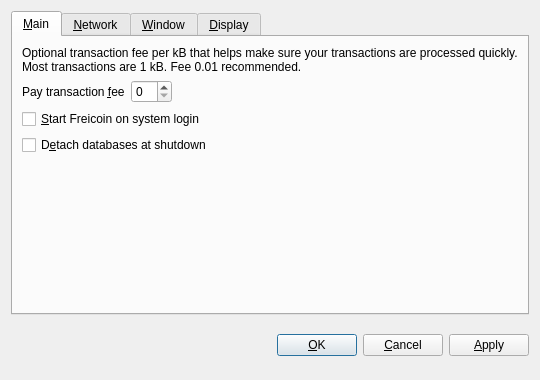
Before: the Qt Designer form src/qt/forms/optionsdialog.ui in xcobary/xcoin, drawn with Qt 5.
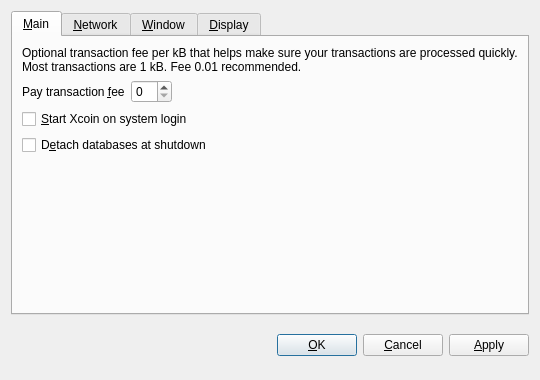
After: the same form once the commit is applied. Custom widgets are drawn as their Qt base class.

Patch:
```diff
--- a/src/qt/forms/optionsdialog.ui
+++ b/src/qt/forms/optionsdialog.ui
@@ -82,7 +82,7 @@
           <string>Automatically start Freicoin after logging in to the system.</string>
          </property>
          <property name="text">
-          <string>&amp;Start Freicoin on system login</string>
+          <string>&amp;Start Xcoin on system login</string>
          </property>
         </widget>
        </item>
```
Left out of the diff: 18 changed lines with no effect on the pictures.
